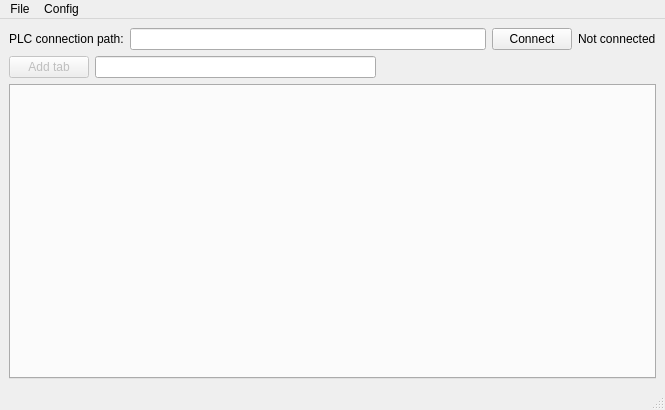
This is ui/commisionning_helper.ui in DamirKh/plc_se as Qt 5 draws it before an edit. The edited form follows.
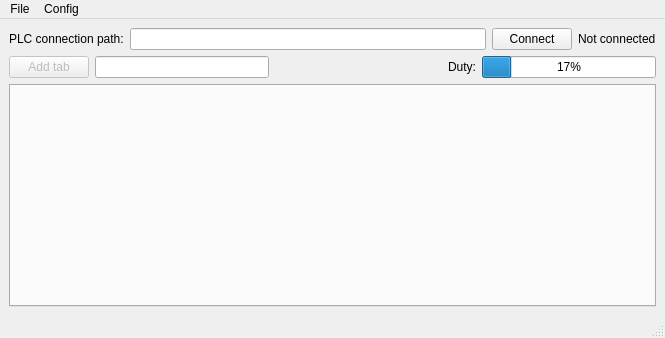
This is the edited form. Icons and pictures are not drawn.

```diff
--- a/ui/commisionning_helper.ui
+++ b/ui/commisionning_helper.ui
@@ -7,7 +7,7 @@
     <x>0</x>
     <y>0</y>
     <width>665</width>
-    <height>410</height>
+    <height>338</height>
    </rect>
   </property>
   <property name="minimumSize">
@@ -80,6 +80,20 @@
         </property>
        </spacer>
       </item>
+      <item>
+       <widget class="QLabel" name="label_2">
+        <property name="text">
+         <string>Duty:</string>
+        </property>
+       </widget>
+      </item>
+      <item>
+       <widget class="QProgressBar" name="progressBar">
+        <property name="value">
+         <number>17</number>
+        </property>
+       </widget>
+      </item>
      </layout>
     </item>
     <item>
@@ -97,7 +111,7 @@
        <bool>true</bool>
       </property>
       <property name="movable">
-       <bool>true</bool>
+       <bool>false</bool>
       </property>
       <property name="tabBarAutoHide">
        <bool>false</bool>
```
